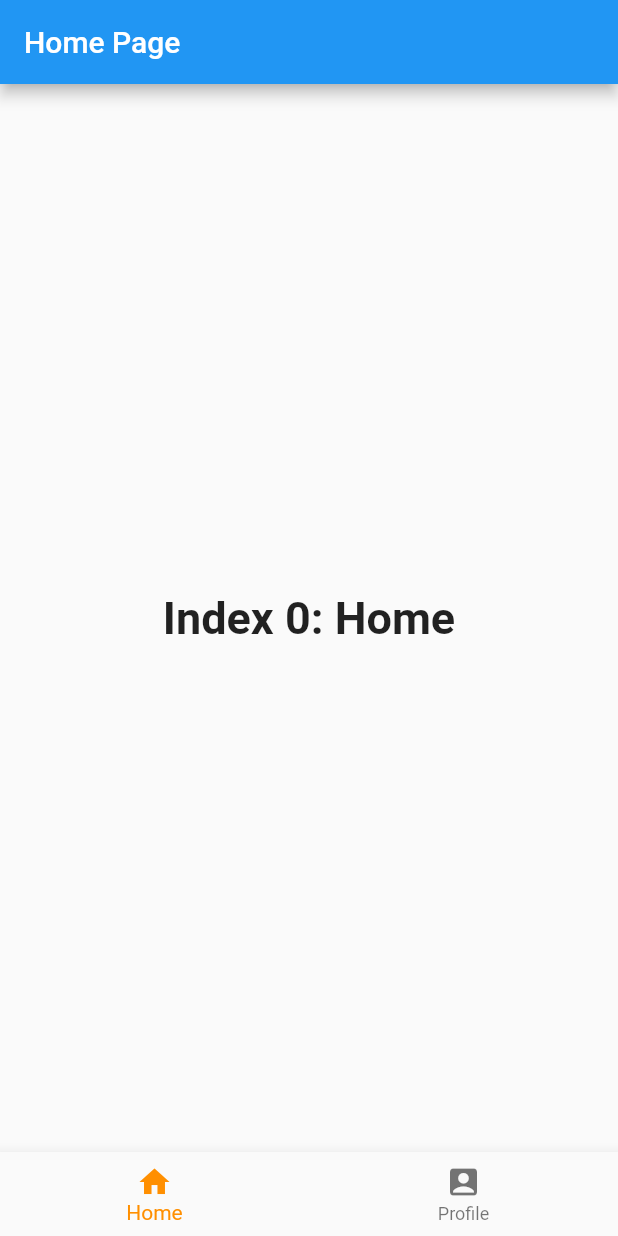
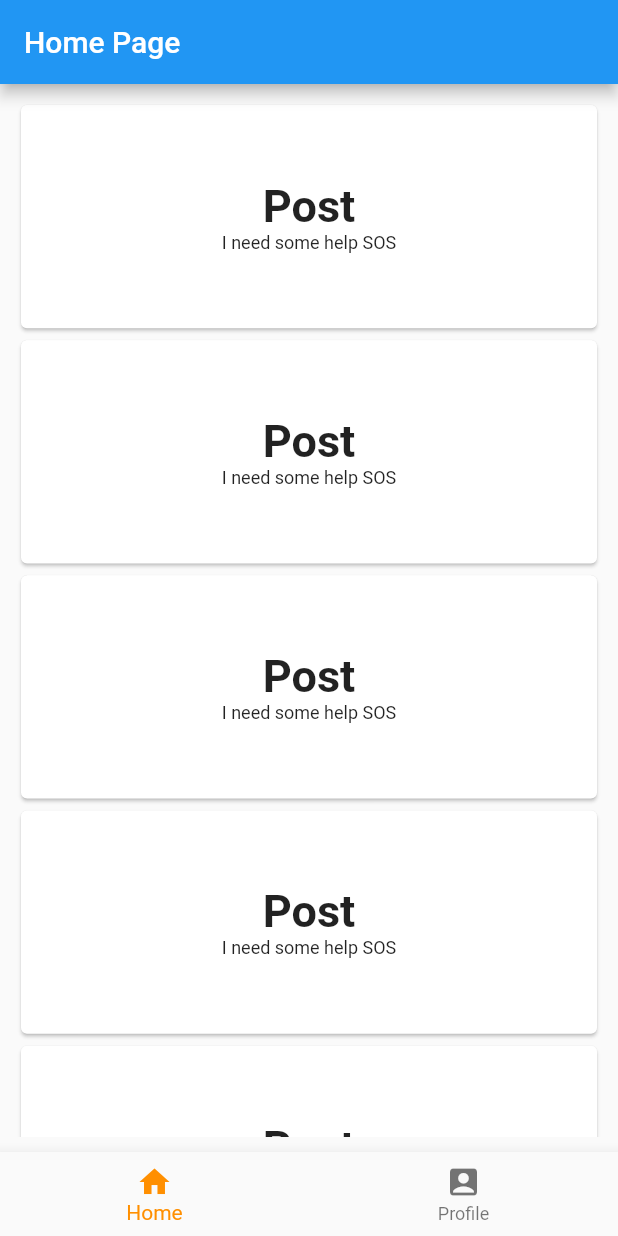
Before and after one commit to haitham-kablan/HadarSocialNetwork, a Flutter app: the screen it shows after launch, after a tap on "go next", on a phone screen of 412 x 824 dp. Run offline on Flutter 3.47's test engine with Material 2 defaults, Android fonts, the phone set to English and light mode, and no system bars.

Commit message:
New feed_page , modify home_page
Made user feed (Not finished just  a start)  - feed_page
Modifed a little things in home_page to make it compile with feed_page

```diff
--- /dev/null
+++ b/hadar/lib/feed_page.dart
@@ -0,0 +1,192 @@
+import 'package:flutter/material.dart';
+
+class Show_Feed_Page extends StatelessWidget {
+  static const String _title = 'Home Page';
+
+  @override
+  Widget build(BuildContext context) {
+    return MaterialApp(
+      title: _title,
+      home: MyStatefulWidget(),
+    );
+  }
+}
+
+/// This is the stateful widget that the main application instantiates.
+class MyStatefulWidget extends StatefulWidget {
+  MyStatefulWidget({Key key}) : super(key: key);
+  @override
+  _MyStatefulWidgetState createState() => _MyStatefulWidgetState();
+}
+
+/// This is the private State class that goes with MyStatefulWidget.
+class _MyStatefulWidgetState extends State<MyStatefulWidget> {
+
+  int _selectedIndex = 0;
+  static const TextStyle optionStyle =
+  TextStyle(fontSize: 30, fontWeight: FontWeight.bold);
+
+
+  @override
+  Widget build(BuildContext context) {
+    return Scaffold(
+//      appBar: AppBar(
+//        title: const Text('Feed Page'),
+//      ),
+      body: ListView.builder(
+        itemCount: 5,
+        itemBuilder: (BuildContext context, int index) {
+          //return PostCard();
+          return feed();
+        },
+      ),
+    );
+  }
+}
+
+class feed extends StatefulWidget {
+  feed({Key key}) : super(key: key);
+
+
+
+  @override
+  _feed createState() => _feed();
+}
+
+class _feed extends State<feed>{
+    //const feed({Key key}) : super (key : key);
+    var _count;
+    var _tapPosition;
+
+    void _showCustomMenu() {
+      final RenderBox overlay = Overlay
+          .of(context)
+          .context
+          .findRenderObject();
+      showMenu(
+          context: context,
+          items: <PopupMenuEntry<int>>[NavigateEntry()],
+          position: RelativeRect.fromRect(
+              _tapPosition & const Size(40, 40), // smaller rect, the touch area
+              Offset.zero & overlay.size // Bigger rect, the entire screen
+          )
+      )
+      // This is how you handle user selection
+          .then<void>((int delta) {
+        // delta would be null if user taps on outside the popup menu
+        // (causing it to close without making selection)
+        if (delta == null) return;
+
+        setState(() {
+          _count = _count + delta;
+        });
+      });
+    }
+
+    void _storePosition(TapDownDetails details) {
+      _tapPosition = details.globalPosition;
+    }
+
+      @override
+    Widget build(BuildContext context) {
+          return AspectRatio(
+              aspectRatio: 5/2,
+              child:Card(
+                  child: InkWell(
+                      splashColor: Colors.blue.withAlpha(30),
+                    // This does not give the tap position ...
+                    onLongPress: _showCustomMenu,
+
+                    // Have to remember it on tap-down.
+                    onTapDown: _storePosition,
+
+                    child: Container(
+                          width: 300,
+                          height: 100,
+                          child: Column(children: <Widget>[_Post()]),
+                      ),
+                  ),
+              ),
+          );
+  }
+
+}
+
+class NavigateEntry extends PopupMenuEntry<int> {
+  @override
+  double height = 100;
+  // height doesn't matter, as long as we are not giving
+  // initialValue to showMenu().
+
+  @override
+  bool represents(int n) => n == 1 || n == -1;
+
+  @override
+  NavigateEntryState createState() => NavigateEntryState();
+}
+
+class NavigateEntryState extends State<NavigateEntry> {
+  void _stats() {
+    // This is how you close the popup menu and return user selection.
+    Navigator.pop<int>(context);
+  }
+  void _profile() {
+    Navigator.pop<int>(context);
+  }
+  @override
+  Widget build(BuildContext context) {
+    return Row(
+      children: <Widget>[
+        Expanded(child: FlatButton(onPressed: _stats, child: Text('Stats'))),
+        Expanded(child: FlatButton(onPressed: _profile, child: Text('Profile'))),
+      ],
+    );
+  }
+}
+
+
+
+
+
+class _Post extends StatelessWidget {
+  const _Post({Key key}) : super(key: key);
+
+  @override
+  Widget build(BuildContext context) {
+    return Expanded(
+      flex: 3,
+      child: Row(
+        children: <Widget>[_PostTitleAndSummary()],
+      ),
+    );
+  }
+}
+
+class _PostTitleAndSummary extends StatelessWidget {
+  const _PostTitleAndSummary({Key key}) : super(key: key);
+
+  @override
+  Widget build(BuildContext context) {
+    const TextStyle optionStyle = TextStyle(fontSize: 30, fontWeight: FontWeight.bold);
+    const TextStyle optionStyle1 = TextStyle(fontSize: 12, fontWeight: FontWeight.normal);
+    final String title = DemoValues.postTitle;
+    final String summary = DemoValues.postSummary;
+
+    return Expanded(
+      flex: 3,
+      child: Column(
+        crossAxisAlignment: CrossAxisAlignment.center,
+        mainAxisAlignment: MainAxisAlignment.center,
+        children: <Widget>[
+          Text(title, style: optionStyle),
+          Text(summary, style: optionStyle1,),
+        ],
+      ),
+    );
+  }
+}
+
+class DemoValues {
+  static final String postTitle = "Post";
+  static final String postSummary = "I need some help SOS";
+}
--- a/hadar/lib/home_page.dart
+++ b/hadar/lib/home_page.dart
@@ -1,4 +1,6 @@
 import 'package:flutter/material.dart';
+
+import './feed_page.dart';
 
 class Home_Page_Screen extends StatelessWidget {
   static const String _title = 'Home Page';
@@ -24,14 +26,18 @@ class _MyStatefulWidgetState extends State<MyStatefulWidget> {
   int _selectedIndex = 0;
   static const TextStyle optionStyle =
   TextStyle(fontSize: 30, fontWeight: FontWeight.bold);
-  static const List<Widget> _widgetOptions = <Widget>[
-    Text(
-      'Index 0: Home',
-      style: optionStyle,
+  static List<Widget> _widgetOptions = <Widget>[
+    Container(
+              child: Show_Feed_Page(),
+              //color: Colors.green
+
     ),
-    Text(
-      'Index 1: Profile',
-      style: optionStyle,
+    Container(
+        child:Text(
+              'Index 1: Profile',
+              style: optionStyle,
+          ),
+        //color: Colors.amber,
     ),
 
   ];
@@ -49,7 +55,17 @@ class _MyStatefulWidgetState extends State<MyStatefulWidget> {
         title: const Text('Home Page'),
       ),
       body: Center(
-        child: _widgetOptions.elementAt(_selectedIndex),
+
+         // child: _widgetOptions.elementAt(_selectedIndex),
+
+        child: Container(
+          margin: const EdgeInsets.all(10.0),
+          //color: Colors.amber[600],
+          //width: 48.0,
+          //height: 48.0,
+          child: _widgetOptions.elementAt(_selectedIndex)
+        ),
+
       ),
       bottomNavigationBar: BottomNavigationBar(
         items: const <BottomNavigationBarItem>[
```
